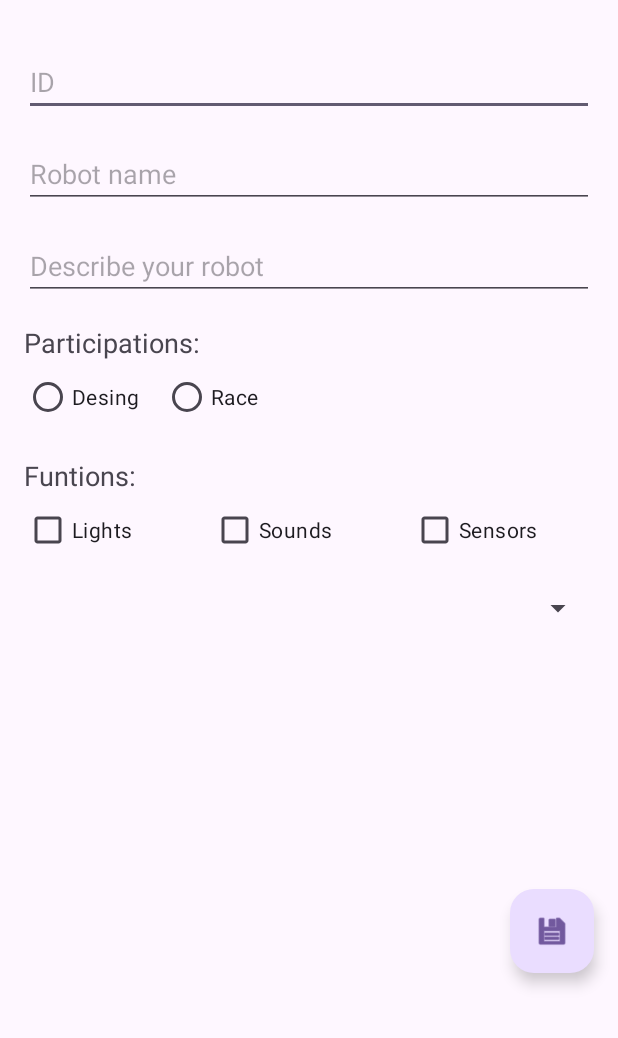
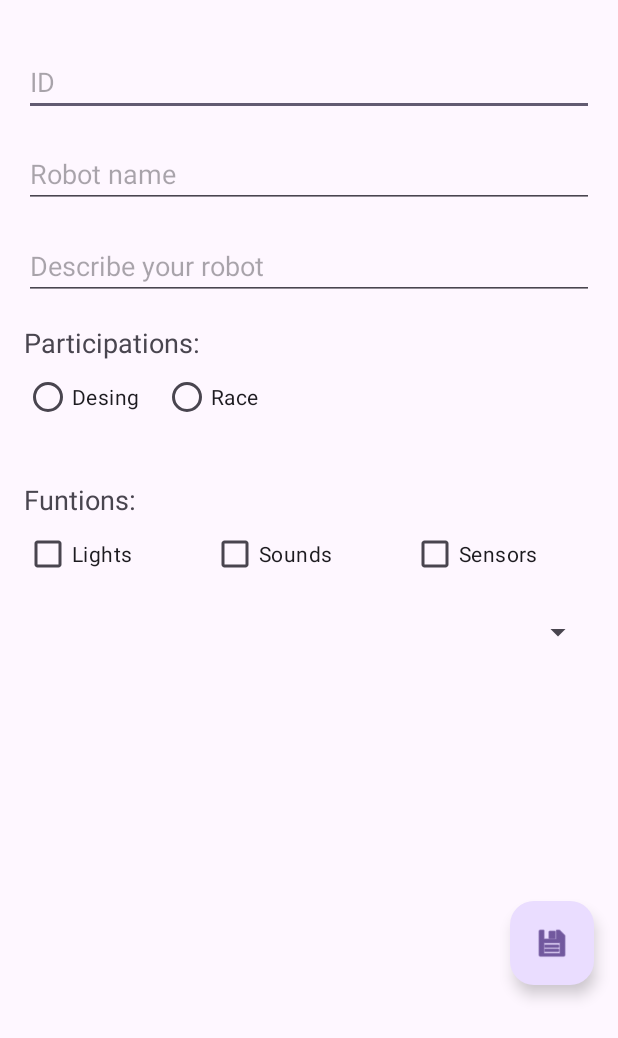
Before and after one commit to DavidPG13/RobotEjemplo, an Android app: the RobotsFormActivity screen opened directly, with no data from a screen before it, on a phone screen of 412 x 824 dp. Shown: the top 1038 px of the screen. Run offline under Robolectric (Android 15) with nearby library versions, the phone set to English and light mode, and no system bars.

Commit message:
Carga incial del proyecto.

```diff
--- a/app/src/main/res/layout/activity_robots_form.xml
+++ b/app/src/main/res/layout/activity_robots_form.xml
@@ -90,7 +90,7 @@
         android:layout_width="wrap_content"
         android:layout_height="wrap_content"
         android:layout_marginStart="@dimen/std_margin"
-        android:layout_marginTop="@dimen/std_margin"
+        android:layout_marginTop="@dimen/dbl_margin"
         android:text="@string/text_funtions"
         android:textSize="@dimen/content_sz"
         app:layout_constraintStart_toStartOf="parent"
```
